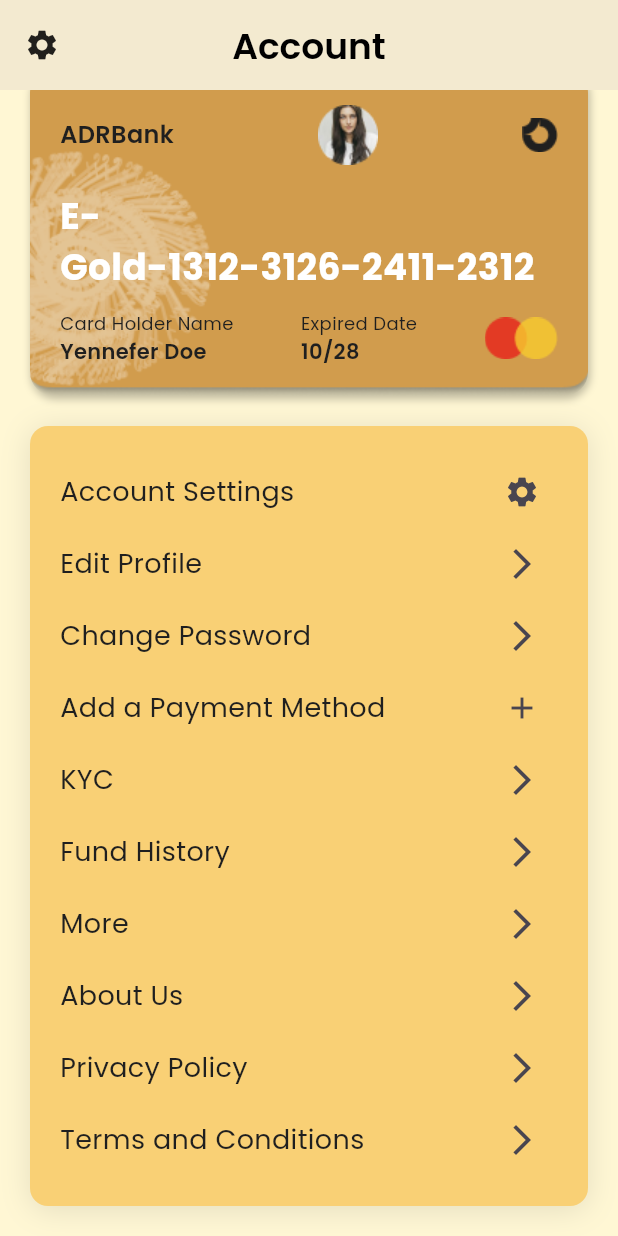
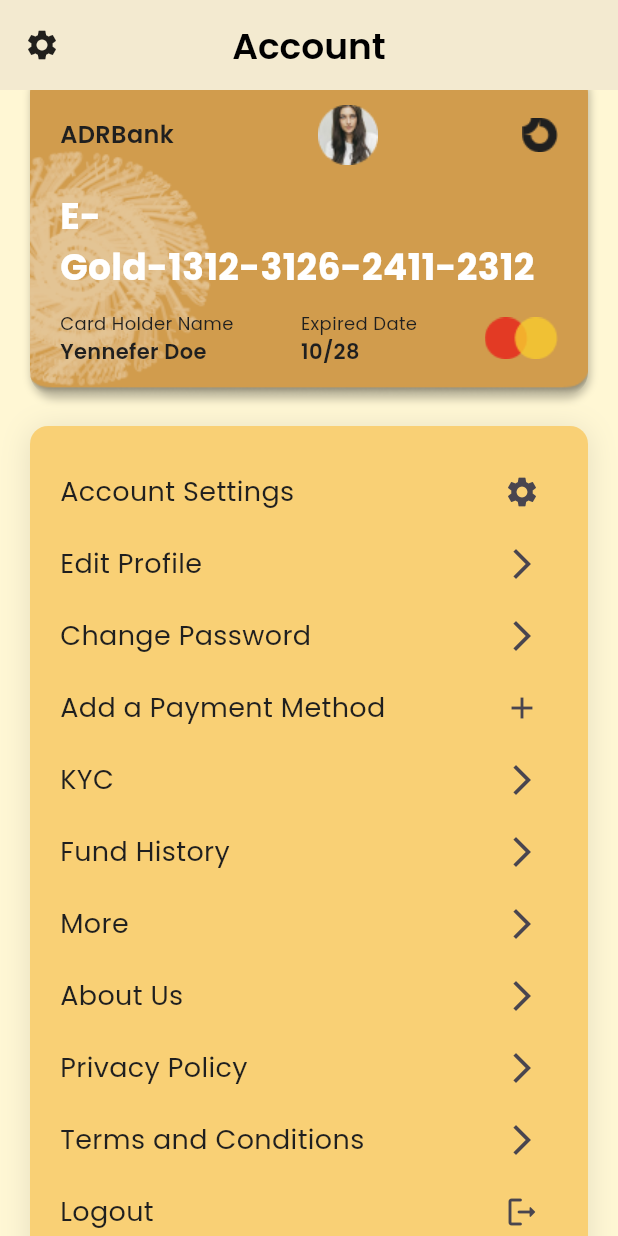
Before and after one commit to YahyaKhan007/E-Gold, a Flutter app: the AccountScreenView screen opened by its route, scrolled down 35 dp, on a phone screen of 412 x 824 dp. Run offline on Flutter 3.47's test engine with Material 3 defaults, Android fonts, the phone set to English and light mode, and no system bars; our stand-ins replace cloud_firestore, firebase_auth, firebase_core, google_fonts, google_sign_in, intl_phone_number_input and 5 more; missing offline and left inert: flutter_facebook_auth; accounts and stored records are empty.

Commit message:
commit after sigin logout

```diff
--- a/lib/ui/views/account_screen/account_screen_view.dart
+++ b/lib/ui/views/account_screen/account_screen_view.dart
@@ -119,6 +119,11 @@ class AccountScreenView extends StackedView<AccountScreenViewModel> {
                             icon: Icons.arrow_forward_ios,
                             onPressed: () {},
                           ),
+                          AccountPageRow(
+                            text: 'Logout',
+                            icon: Icons.logout_rounded,
+                            onPressed: viewModel.logout,
+                          ),
                         ],
                       ),
                     ),
--- a/lib/ui/views/account_screen/account_screen_viewmodel.dart
+++ b/lib/ui/views/account_screen/account_screen_viewmodel.dart
@@ -1,3 +1,14 @@
+import 'package:e_gold/app/app.locator.dart';
+import 'package:e_gold/app/app.router.dart';
+import 'package:e_gold/services/auth_service.dart';
 import 'package:stacked/stacked.dart';
+import 'package:stacked_services/stacked_services.dart';
 
-class AccountScreenViewModel extends BaseViewModel {}
+class AccountScreenViewModel extends BaseViewModel {
+  final authService = locator<AuthService>();
+  final navigationService = locator<NavigationService>();
+  void logout() {
+    authService.signOut();
+    navigationService.replaceWithLoginView();
+  }
+}
--- a/lib/ui/widgets/customHomeMetalCard.dart
+++ b/lib/ui/widgets/customHomeMetalCard.dart
@@ -25,7 +25,7 @@ class HomeMetalContainer extends StatelessWidget {
   Widget build(BuildContext context) {
     return Container(
       width: MediaQuery.of(context).size.width / 2 - 30,
-      height: 110,
+      height: MediaQuery.of(context).size.height * 0.13,
       padding: const EdgeInsets.symmetric(horizontal: 12, vertical: 10),
       decoration: ShapeDecoration(
         color: containerColor,
--- a/lib/ui/widgets/homeGoldenContainer.dart
+++ b/lib/ui/widgets/homeGoldenContainer.dart
@@ -14,7 +14,7 @@ class HomeGoldenContainer extends StatelessWidget {
   Widget build(BuildContext context) {
     return Container(
       decoration: const BoxDecoration(color: kcYellowBright),
-      height: MediaQuery.of(context).size.height * .35,
+      height: MediaQuery.of(context).size.height * .38,
       child: Padding(
         padding: const EdgeInsets.all(20.0),
         child: Column(
```
Also changed, not shown: lib/ui/views/auth_views/login/login_viewmodel.dart (+6 -6 lines), lib/ui/views/startup/startup_viewmodel.dart (+8 -1 lines).
